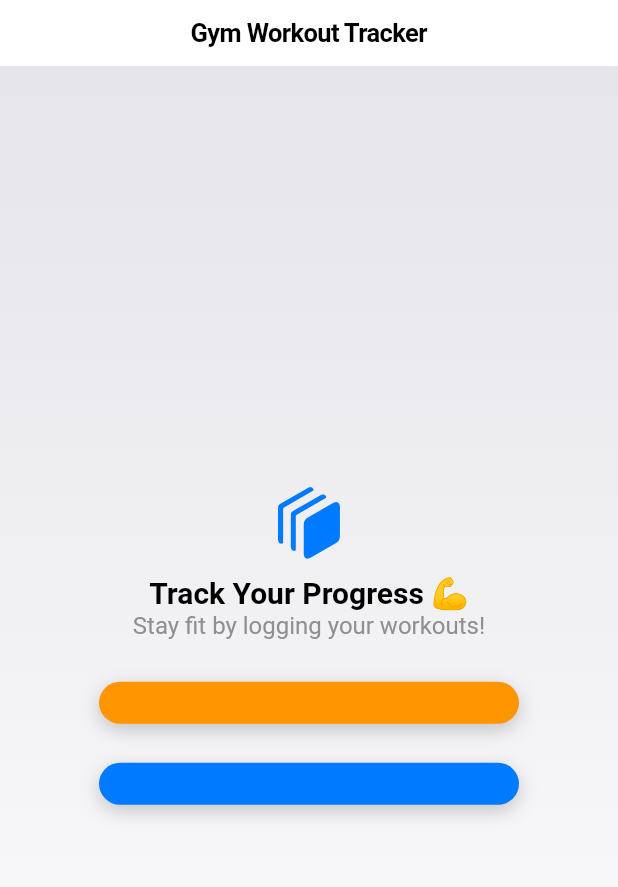
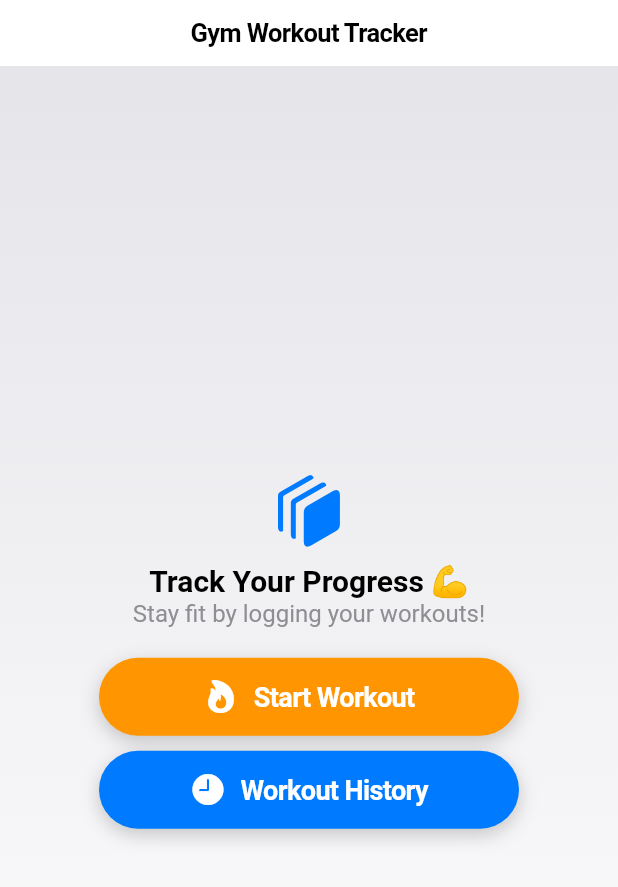
Before and after one commit to macapagal-marc-lawrence/Gym-Tracker, a Flutter app: the screen it shows after launch, on a phone screen of 412 x 824 dp. Shown: the top 887 px of the screen. Run offline on Flutter 3.47's test engine with Material 3 defaults, Android fonts, the phone set to English and light mode, and no system bars; our stand-ins replace shared_preferences; Roboto replaces fonts that are missing (SF Pro).

Commit message:
commited by charles

```diff
--- a/lib/screens/home_screen.dart
+++ b/lib/screens/home_screen.dart
@@ -94,6 +94,21 @@ width: 280,
             ),
           ],
         ),
+        child: Row(
+          mainAxisAlignment: MainAxisAlignment.center,
+          children: [
+            Icon(icon, color: CupertinoColors.white, size: 24),
+            SizedBox(width: 10),
+            Text(
+              text,
+              style: TextStyle(
+                fontSize: 18,
+                fontWeight: FontWeight.w600,
+                color: CupertinoColors.white,
+              ),
+            ),
+          ],
+        ),
       ),
     );
   }
```
